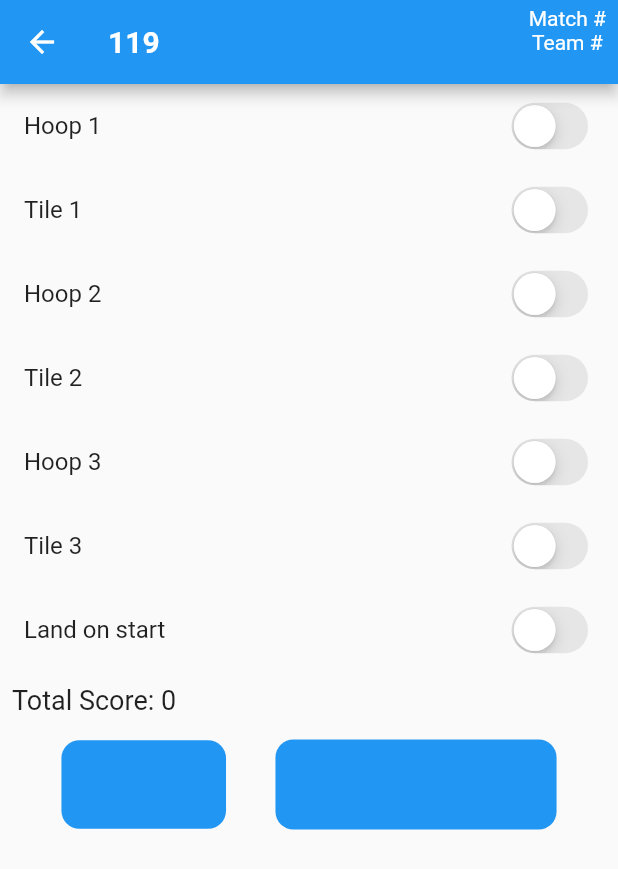
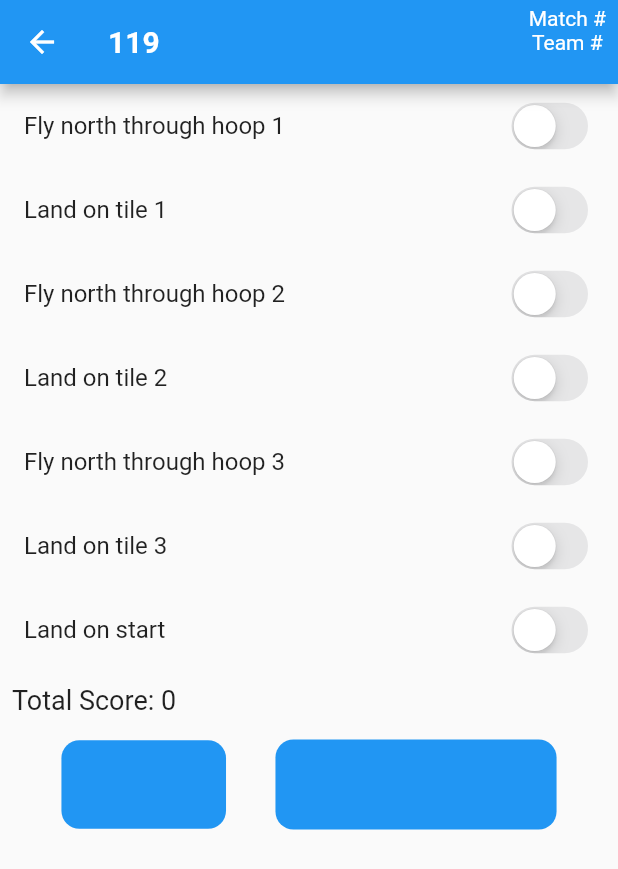
Before and after one commit to akashpamal/drone_scorer, a Flutter app: the GameScoringScreen screen opened directly with empty values, on a phone screen of 412 x 824 dp. Shown: the top 869 px of the screen. Run offline on Flutter 3.47's test engine with Material 2 defaults, Android fonts, the phone set to English and light mode, and no system bars; missing offline and left inert: custom_switch, dart:ffi, gsheets; statements that could not run were skipped; key blocks and very long unbroken strings in the code were emptied for the run.

Commit message:
1.1.2 (4) renamed hoop 1 to fly north through hoop 1, maintain referee id on game_info_screen

```diff
--- a/lib/screens/game_info_screen.dart
+++ b/lib/screens/game_info_screen.dart
@@ -29,15 +29,15 @@ class GameInfoScreen extends StatelessWidget {
             ),
             Padding(
               padding: const EdgeInsets.all(8.0),
+              child: this.refereeIDField,
+            ),
+            Padding(
+              padding: const EdgeInsets.all(8.0),
               child: this.matchNumberField,
             ),
             Padding(
               padding: const EdgeInsets.all(8.0),
               child: this.teamNumberField,
-            ),
-            Padding(
-              padding: const EdgeInsets.all(8.0),
-              child: this.refereeIDField,
             ),
             Padding(
               padding: const EdgeInsets.all(8.0),
@@ -53,7 +53,6 @@ class GameInfoScreen extends StatelessWidget {
                   }));
                   this.matchNumberField.textFieldController.text ='';
                   this.teamNumberField.textFieldController.text = '';
-                  this.refereeIDField.textFieldController.text = '';
                 },
                 child: Text('Start Game'),
               ),
--- a/lib/screens/game_scoring_screen.dart
+++ b/lib/screens/game_scoring_screen.dart
@@ -22,12 +22,12 @@ class GameScoringScreen extends StatefulWidget {
 class _GameScoringScreenState extends State<GameScoringScreen> {
   CountdownTimer timer = CountdownTimer();
   List<ScoreButton> scoreButtons = [
-    ScoreButton('Hoop 1', 100),
-    ScoreButton('Tile 1', 200),
-    ScoreButton('Hoop 2', 100),
-    ScoreButton('Tile 2', 200),
-    ScoreButton('Hoop 3', 100),
-    ScoreButton('Tile 3', 200),
+    ScoreButton('Fly north through hoop 1', 100),
+    ScoreButton('Land on tile 1', 200),
+    ScoreButton('Fly north through hoop 2', 100),
+    ScoreButton('Land on tile 2', 200),
+    ScoreButton('Fly north through hoop 3', 100),
+    ScoreButton('Land on tile 3', 200),
     ScoreButton('Land on start', 200),
   ];
 
```
Also changed, not shown: 2 other files.
